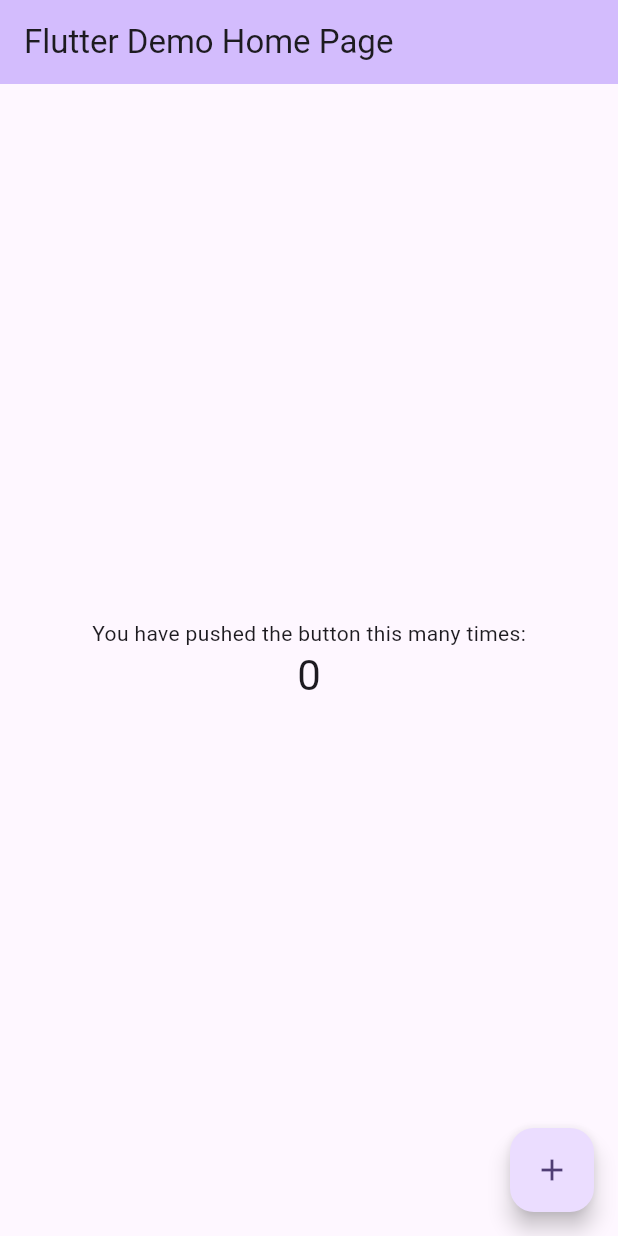
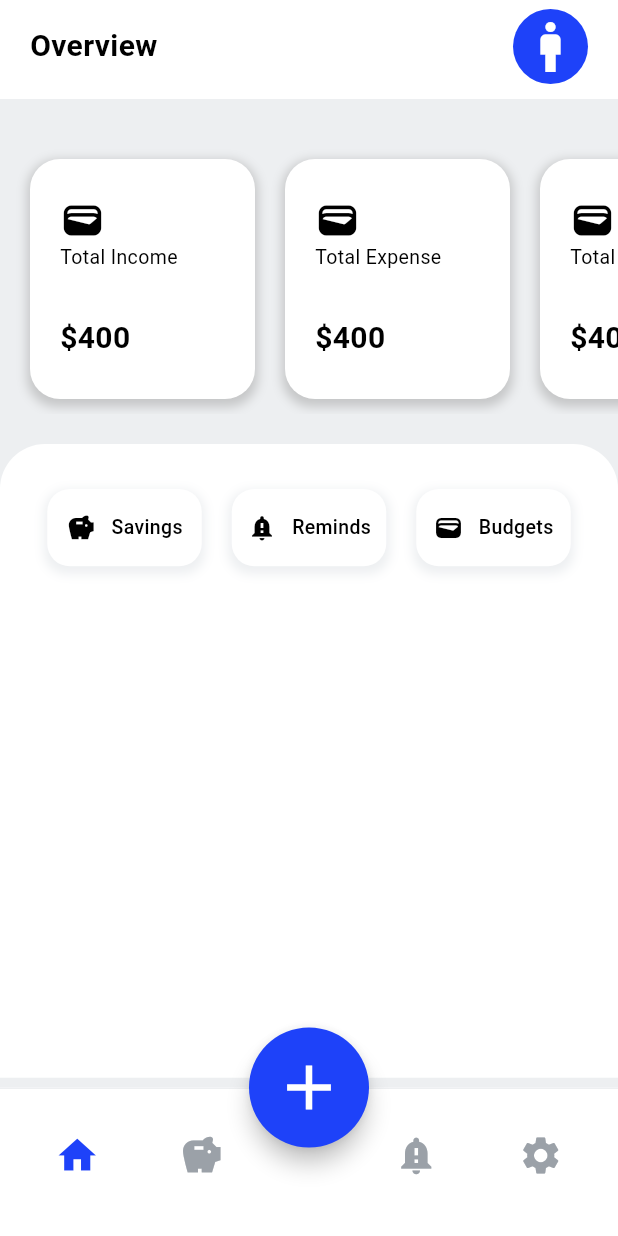
Before and after one commit to KarrinPaola/money_tracker_project, a Flutter app: the screen it shows after launch, on a phone screen of 412 x 824 dp. Run offline on Flutter 3.47's test engine with Material 3 defaults, Android fonts, the phone set to English and light mode, and no system bars.

Commit message:
Overview1

```diff
--- /dev/null
+++ b/lib/Overview/Home/customButton.dart
@@ -0,0 +1,76 @@
+import 'package:flutter/material.dart';
+
+class Custombutton extends StatefulWidget {
+  final String title;
+  final IconData iconData;
+  final VoidCallback onTap;
+
+  const Custombutton({
+    Key? key,
+    required this.title,
+    required this.onTap,
+    required this.iconData,
+  }) : super(key: key);
+
+  @override
+  State<Custombutton> createState() => _CustombuttonState();
+}
+
+class _CustombuttonState extends State<Custombutton> {
+  bool isSelected = false; // Trạng thái để kiểm tra xem có được chọn hay không
+
+  @override
+  Widget build(BuildContext context) {
+    return GestureDetector(
+      onTap: () {
+        setState(() {
+          isSelected = !isSelected; // Đổi trạng thái khi được nhấn
+        });
+        widget.onTap(); // Gọi hàm callback từ cha
+      },
+      child: Container(
+        margin: EdgeInsets.all(10),
+        width: MediaQuery.of(context).size.width / 4,
+        height: MediaQuery.of(context).size.width / 4 / 2,
+        decoration: BoxDecoration(
+          color: isSelected ? Color(0xFF1e42f9) : Color(0xFFFFFFFF),
+          borderRadius: BorderRadius.circular(15),
+          boxShadow: [
+            isSelected
+                ? BoxShadow(
+                    color: Color(0xFF1e42f9).withOpacity(0.5), // Màu của shadow
+                    spreadRadius: 2, // Bán kính lan rộng của shadow
+                    blurRadius: 5, // Bán kính làm mờ shadow
+                    offset: const Offset(0, 3), // Độ dịch chuyển của shadow
+                  )
+                : BoxShadow(
+                    color: Color(0xFFedeff1).withOpacity(1), // Màu của shadow
+                    spreadRadius: 2, // Bán kính lan rộng của shadow
+                    blurRadius: 5, // Bán kính làm mờ shadow
+                    offset: const Offset(0, 3), // Độ dịch chuyển của shadow
+                  )
+          ],
+
+        ),
+        child: Row(
+          mainAxisAlignment: MainAxisAlignment.center,
+          children: [
+            Icon(
+              widget.iconData,
+              color: isSelected ? Color(0xFFFFFFFF) : Color(0xFF000000),
+              size: 20,
+            ),
+            SizedBox(
+              width: 10,
+            ),
+            Text(widget.title, style: TextStyle(
+              color: isSelected ? Color(0xFFFFFFFF) : Color(0xFF000000),
+              fontSize: 13,
+              fontWeight: FontWeight.w500
+            ),)
+          ],
+        ),
+      ),
+    );
+  }
+}
--- /dev/null
+++ b/lib/Overview/Home/home.dart
@@ -0,0 +1,138 @@
+import 'package:flutter/material.dart';
+import 'package:money_tracker_project/Overview/Home/CustomButton.dart';
+
+import 'walletTag.dart';
+
+class OverviewHome extends StatefulWidget {
+  const OverviewHome({super.key});
+
+  @override
+  State<OverviewHome> createState() => _OverviewHomeState();
+}
+
+class _OverviewHomeState extends State<OverviewHome> {
+  @override
+  Widget build(BuildContext context) {
+    return Scaffold(
+      backgroundColor: Color(0xFFedeff1),
+      appBar: AppBar(
+        backgroundColor: Colors.white,
+        bottom: PreferredSize(
+          preferredSize: Size.fromHeight(10),
+          child: Container(
+            padding: EdgeInsets.symmetric(horizontal: 20),
+            child: Column(
+              children: [
+                Row(
+                  mainAxisAlignment: MainAxisAlignment.spaceBetween,
+                  children: [
+                    Text(
+                      'Overview',
+                      style: TextStyle(
+                          fontWeight: FontWeight.bold,
+                          fontSize: 20,
+                          color: Color(0xFF000000)),
+                    ),
+                    Container(
+                      width: 50,
+                      height: 50,
+                      decoration: BoxDecoration(
+                        borderRadius: BorderRadius.circular(50),
+                        color: Color(0xFF1e42f9),
+                      ),
+                      child: Icon(
+                        Icons.man,
+                        color: Colors.white,
+                        size: 40,
+                      ),
+                    ),
+                  ],
+                ),
+                SizedBox(
+                  height: 10,
+                ),
+              ],
+            ),
+          ),
+        ),
+      ),
+      body: Column(
+        children: [
+          SizedBox(
+            height: 10,
+          ),
+          Container(
+            height: 220,
+            color: Color(0xFFedeff1),
+            padding: EdgeInsets.only(
+              top: 20,
+              bottom: 20,
+            ),
+            child: ListView(
+              scrollDirection: Axis.horizontal,
+              children: [
+                WalletTag(
+                  title: 'Total Income',
+                  money: 400,
+                  onTap: () {},
+                  leftMargin: true,
+                  rightMargin: false,
+                ),
+                WalletTag(
+                  title: 'Total Expense',
+                  money: 400,
+                  onTap: () {},
+                  leftMargin: false,
+                  rightMargin: false,
+                ),
+                WalletTag(
+                  title: 'Total Monthly',
+                  money: 400,
+                  onTap: () {},
+                  leftMargin: false,
+                  rightMargin: true,
+                )
+              ],
+            ),
+          ),
+          Container(
+            padding: EdgeInsets.all(20),
+            height: MediaQuery.of(context).size.height / 1.95,
+            width: MediaQuery.of(context).size.width,
+            decoration: BoxDecoration(
+                color: Color(0xFFFFFFFF),
+                borderRadius: BorderRadius.only(
+                  topLeft: Radius.circular(30), // Bo tròn góc trên bên trái
+                  topRight:
+                      Radius.circular(30), // Không bo tròn góc trên bên phải
+                  bottomLeft:
+                      Radius.circular(0), // Không bo tròn góc dưới bên trái
+                  bottomRight: Radius.circular(0),
+                )),
+            child: Column(
+              children: [
+                Row(
+                  mainAxisAlignment: MainAxisAlignment.center,
+                  children: [
+                    Custombutton(
+                        title: 'Savings',
+                        onTap: () {},
+                        iconData: Icons.savings),
+                    Custombutton(
+                        title: 'Reminds',
+                        onTap: () {},
+                        iconData: Icons.notification_important),
+                    Custombutton(
+                        title: 'Budgets',
+                        onTap: () {},
+                        iconData: Icons.wallet),
+                  ],
+                )
+              ],
+            ),
+          ),
+        ],
+      ),
+    );
+  }
+}
--- /dev/null
+++ b/lib/Overview/Home/walletTag.dart
@@ -0,0 +1,88 @@
+import 'package:flutter/material.dart';
+
+class WalletTag extends StatefulWidget {
+  final String title;
+  final num money;
+  final VoidCallback onTap;
+  final bool leftMargin;
+  final bool rightMargin; // Hàm callback khi người dùng nhấn vào widget
+
+  const WalletTag({
+    super.key,
+    required this.title,
+    required this.money,
+    required this.onTap,
+    required this.leftMargin,
+    required this.rightMargin,
+  });
+
+  @override
+  State<WalletTag> createState() => _WalletTagState();
+}
+
+class _WalletTagState extends State<WalletTag> {
+  bool isSelected = false; // Trạng thái để kiểm tra xem có được chọn hay không
+
+  @override
+  Widget build(BuildContext context) {
+    return GestureDetector(
+      onTap: () {
+        setState(() {
+          isSelected = !isSelected; // Đổi trạng thái khi được nhấn
+        });
+        widget.onTap(); // Gọi hàm callback từ cha
+      },
+      child: Container(
+        width: 150,
+        height: 150,
+        margin: EdgeInsets.only(
+            top: 10,
+            bottom: 10,
+            left: widget.leftMargin ? 20 : 10,
+            right: widget.rightMargin ? 20 : 10),
+        padding: const EdgeInsets.all(20),
+        decoration: BoxDecoration(
+          color:
+              isSelected ? Color(0xFF1e42f9) : Color(0xFFFFFFFF), // Đổi màu nền
+          borderRadius: BorderRadius.circular(20),
+          boxShadow: [
+            BoxShadow(
+              color: Colors.grey.withOpacity(0.5), // Màu của shadow
+              spreadRadius: 2, // Bán kính lan rộng của shadow
+              blurRadius: 5, // Bán kính làm mờ shadow
+              offset: const Offset(0, 3), // Độ dịch chuyển của shadow
+            ),
+          ],
+        ),
+        child: Column(
+          mainAxisAlignment: MainAxisAlignment.center,
+          crossAxisAlignment: CrossAxisAlignment.start,
+          children: [
+            Icon(
+              Icons.wallet,
+              size: 30,
+              color: isSelected ? Colors.white : Colors.black, // Đổi màu icon
+            ),
+            Text(
+              widget.title,
+              style: TextStyle(
+                color: isSelected ? Colors.white : Colors.black, // Đổi màu chữ
+                fontSize: 13,
+              ),
+            ),
+            SizedBox(height: 30),
+            Text(
+              '\$${widget.money}',
+              style: TextStyle(
+                  color: isSelected
+                      ? Colors.white
+                      : Colors.black, // Đổi màu số tiền
+                  fontSize: 20,
+                  fontWeight: FontWeight.bold),
+            ),
+          ],
+        ),
+      ),
+    );
+  }
+}
--- /dev/null
+++ b/lib/Overview/Notification/notification.dart
@@ -0,0 +1,10 @@
+import 'package:flutter/material.dart';
+
+class OverviewNotification extends StatelessWidget {
+  const OverviewNotification({super.key});
+
+  @override
+  Widget build(BuildContext context) {
+    return const Placeholder();
+  }
+}
--- /dev/null
+++ b/lib/Overview/Saving/saving.dart
@@ -0,0 +1,10 @@
+import 'package:flutter/material.dart';
+
+class OverviewSaving extends StatelessWidget {
+  const OverviewSaving({super.key});
+
+  @override
+  Widget build(BuildContext context) {
+    return const Placeholder();
+  }
+}
--- /dev/null
+++ b/lib/Overview/Set Reminder/ser_reminder.dart
@@ -0,0 +1,12 @@
+import 'package:flutter/material.dart';
+
+class OverviewSetReminder extends StatelessWidget {
+  const OverviewSetReminder({super.key});
+
+  @override
+  Widget build(BuildContext context) {
+    return Container(
+      child: Text("Home"),
+    );
+  }
+}
--- /dev/null
+++ b/lib/Overview/myOverView.dart
@@ -0,0 +1,115 @@
+import 'package:flutter/material.dart';
+import 'package:money_tracker_project/Overview/Home/home.dart';
+import 'package:money_tracker_project/Overview/Notification/notification.dart';
+import 'package:money_tracker_project/Overview/Saving/saving.dart';
+import 'package:money_tracker_project/Overview/Set%20Reminder/ser_reminder.dart';
+
+class MyOverview extends StatefulWidget {
+  const MyOverview({super.key});
+
+  @override
+  State<MyOverview> createState() => _MyOverviewState();
+}
+
+class _MyOverviewState extends State<MyOverview> {
+  int _selectedTab = 0;
+
+  static const List<Widget> _widgetList = <Widget>[
+    OverviewHome(),
+    OverviewSaving(),
+    OverviewNotification(),
+    OverviewSetReminder()
+  ];
+
+  void _onItemTapped(int index) {
+    setState(() {
+      _selectedTab = index;
+    });
+  }
+
+  @override
+  Widget build(BuildContext context) {
+    return Scaffold(
+      body: IndexedStack(
+        index: _selectedTab,
+        children: _widgetList,
+      ),
+      bottomNavigationBar: Container(
+        padding:const EdgeInsets.only(bottom: 30, top: 20, right: 10, left: 10),
+        decoration: BoxDecoration(
+          color: Color(0xFFFFFFFF),
+          border: Border(
+            top: BorderSide(
+              color: Color(0xFFedeff1),
+              width: 1.0,
+            ),
+          ),
+        ),
+        child: Row(
+          mainAxisAlignment: MainAxisAlignment.spaceAround,
+          children: [
+            IconButton(
+              onPressed: () => _onItemTapped(0),
+              icon: Icon(
+                Icons.home,
+                color: _selectedTab == 0
+                    ? Color(0xFF1e42f9)
+                    : Color(0xFF9ba1a8)
+              ),
+              iconSize: 30,
+            ),
+            IconButton(
+              onPressed: () => _onItemTapped(1),
+              icon: Icon(
+                Icons.savings,
+                color: _selectedTab == 1
+                    ? Color(0xFF1e42f9)
+                    : Color(0xFF9ba1a8)
+              ),
+              iconSize: 30,
+            ),
+            const SizedBox(
+              width: 25,
+            ),
+            IconButton(
+              onPressed: () => _onItemTapped(2),
+              icon: Icon(
+                Icons.notification_important,
+                color: _selectedTab == 2
+                    ? Color(0xFF1e42f9)
+                    : Color(0xFF9ba1a8)
+              ),
+              iconSize: 30,
+            ),
+            IconButton(
+              onPressed: () => _onItemTapped(3),
+              icon: Icon(
+                Icons.settings,
+                color: _selectedTab == 3
+                    ? Color(0xFF1e42f9)
+                    : Color(0xFF9ba1a8)
+              ),
+              iconSize: 30,
+            ),
+          ],
+        ),
+      ),
+      floatingActionButton: SizedBox(
+        width: 80,
+        height: 80,
+        child: FloatingActionButton(
+          onPressed: () {},
+          backgroundColor: Color(0xFF1e42f9),
+          shape:
+              RoundedRectangleBorder(borderRadius: BorderRadius.circular(50)),
+          child: const Icon(
+            Icons.add,
+            color: Colors.white,
+            size: 50,
+          ),
+        ),
+      ),
+      floatingActionButtonLocation: FloatingActionButtonLocation.centerDocked,
+    );
+  }
+}
--- /dev/null
+++ b/lib/app_view.dart
@@ -0,0 +1,25 @@
+import 'package:flutter/material.dart';
+import 'package:money_tracker_project/Overview/myOverView.dart';
+
+class MyAppView extends StatelessWidget {
+  const MyAppView({super.key});
+
+  @override
+  Widget build(BuildContext context) {
+    return MaterialApp(
+      debugShowCheckedModeBanner: false,
+      title: "Expense Tracker",
+      theme: ThemeData(
+        colorScheme: const ColorScheme.light(
+          surface:  Color(0xFFFFFFF), // Màu nền chính
+          onSurface: Color(0xFFedeff1), // Màu nền phụ
+          primary:  Color(0xFF1e42f9), // Màu xanh dương chủ đạo cho các nút
+          secondary:  Color(0xFF000000), // Màu đen cho chữ chính
+          tertiary:  Color(0xFF9ba1a8), // Màu xám cho chữ phụ
+          outline: Color(0xFFedeff1), // Màu viền và các yếu tố phân cách
+        ),
+      ),
+      home: MyOverview(),
+    );
+  }
+}
--- a/lib/main.dart
+++ b/lib/main.dart
@@ -1,4 +1,6 @@
 import 'package:flutter/material.dart';
+import 'package:money_tracker_project/app_view.dart';
+
 
 void main() {
   runApp(const MyApp());
@@ -10,116 +12,9 @@
   // This widget is the root of your application.
   @override
   Widget build(BuildContext context) {
-    return MaterialApp(
-      title: 'Flutter Demo',
-      theme: ThemeData(
-        // This is the theme of your application.
-        //
-        // TRY THIS: Try running your application with "flutter run". You'll see
-        // the application has a purple toolbar. Then, without quitting the app,
-        // try changing the seedColor in the colorScheme below to Colors.green
-        // and then invoke "hot reload" (save your changes or press the "hot
-        // reload" button in a Flutter-supported IDE, or press "r" if you used
-        // the command line to start the app).
-        //
-        // Notice that the counter didn't reset back to zero; the application
-        // state is not lost during the reload. To reset the state, use hot
-        // restart instead.
-        //
-        // This works for code too, not just values: Most code changes can be
-        // tested with just a hot reload.
-        colorScheme: ColorScheme.fromSeed(seedColor: Colors.deepPurple),
-        useMaterial3: true,
-      ),
-      home: const MyHomePage(title: 'Flutter Demo Home Page'),
+    return const MaterialApp(
+      debugShowCheckedModeBanner: false,
+      home: MyAppView(),
     );
   }
 }
-
-class MyHomePage extends StatefulWidget {
-  const MyHomePage({super.key, required this.title});
-
-  // This widget is the home page of your application. It is stateful, meaning
-  // that it has a State object (defined below) that contains fields that affect
-  // how it looks.
-
-  // This class is the configuration for the state. It holds the values (in this
-  // case the title) provided by the parent (in this case the App widget) and
-  // used by the build method of the State. Fields in a Widget subclass are
-  // always marked "final".
-
-  final String title;
-
-  @override
-  State<MyHomePage> createState() => _MyHomePageState();
-}
-
-class _MyHomePageState extends State<MyHomePage> {
-  int _counter = 0;
-
-  void _incrementCounter() {
-    setState(() {
-      // This call to setState tells the Flutter framework that something has
-      // changed in this State, which causes it to rerun the build method below
-      // so that the display can reflect the updated values. If we changed
-      // _counter without calling setState(), then the build method would not be
-      // called again, and so nothing would appear to happen.
-      _counter++;
-    });
-  }
-
-  @override
-  Widget build(BuildContext context) {
-    // This method is rerun every time setState is called, for instance as done
-    // by the _incrementCounter method above.
-    //
-    // The Flutter framework has been optimized to make rerunning build methods
-    // fast, so that you can just rebuild anything that needs updating rather
-    // than having to individually change instances of widgets.
-    return Scaffold(
-      appBar: AppBar(
-        // TRY THIS: Try changing the color here to a specific color (to
-        // Colors.amber, perhaps?) and trigger a hot reload to see the AppBar
-        // change color while the other colors stay the same.
-        backgroundColor: Theme.of(context).colorScheme.inversePrimary,
-        // Here we take the value from the MyHomePage object that was created by
-        // the App.build method, and use it to set our appbar title.
-        title: Text(widget.title),
-      ),
-      body: Center(
-        // Center is a layout widget. It takes a single child and positions it
-        // in the middle of the parent.
-        child: Column(
-          // Column is also a layout widget. It takes a list of children and
-          // arranges them vertically. By default, it sizes itself to fit its
-          // children horizontally, and tries to be as tall as its parent.
-          //
-          // Column has various properties to control how it sizes itself and
-          // how it positions its children. Here we use mainAxisAlignment to
-          // center the children vertically; the main axis here is the vertical
-          // axis because Columns are vertical (the cross axis would be
-          // horizontal).
-          //
-          // TRY THIS: Invoke "debug painting" (choose the "Toggle Debug Paint"
-          // action in the IDE, or press "p" in the console), to see the
-          // wireframe for each widget.
-          mainAxisAlignment: MainAxisAlignment.center,
-          children: <Widget>[
-            const Text(
-              'You have pushed the button this many times:',
-            ),
-            Text(
-              '$_counter',
-              style: Theme.of(context).textTheme.headlineMedium,
-            ),
-          ],
-        ),
-      ),
-      floatingActionButton: FloatingActionButton(
-        onPressed: _incrementCounter,
-        tooltip: 'Increment',
-        child: const Icon(Icons.add),
-      ), // This trailing comma makes auto-formatting nicer for build methods.
-    );
-  }
-}
```
